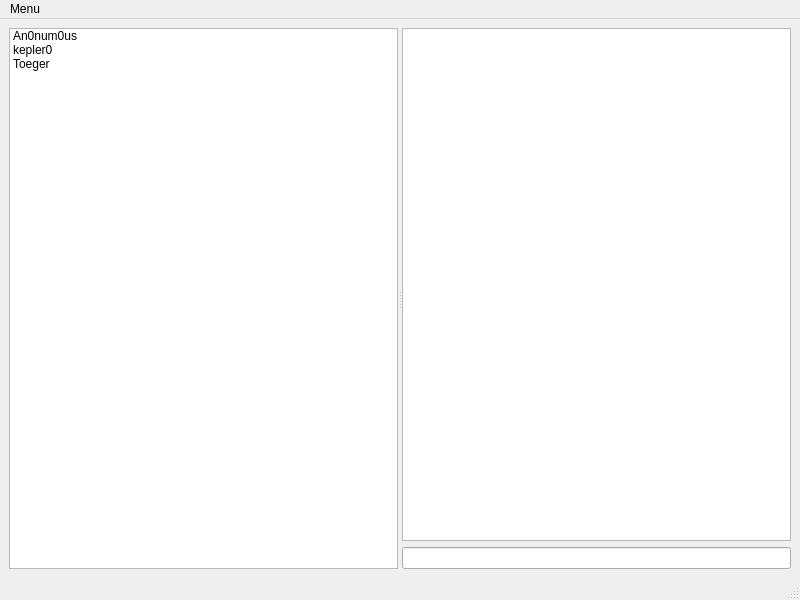
Above: source/mainwindow.ui from kociap/Discord- before the change. Below: the same form after it.
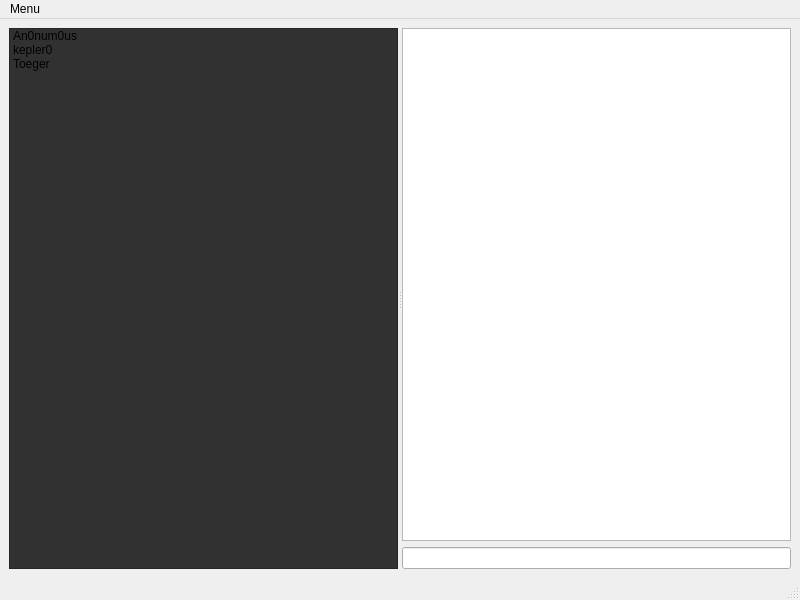
That is the form after the change.

Commit message: Changed .clang-format to use spaces instead of tabs

Patch:
```diff
--- a/source/mainwindow.ui
+++ b/source/mainwindow.ui
@@ -21,6 +21,9 @@
        <enum>Qt::Horizontal</enum>
       </property>
       <widget class="QListWidget" name="listWidget">
+       <property name="styleSheet">
+        <string notr="true">background-color: rgb(49, 49, 49);</string>
+       </property>
        <item>
         <property name="text">
          <string>An0num0us</string>
```
Left out of the diff: 2 changed lines with no effect on the pictures. The commit also changes 6 other files.
